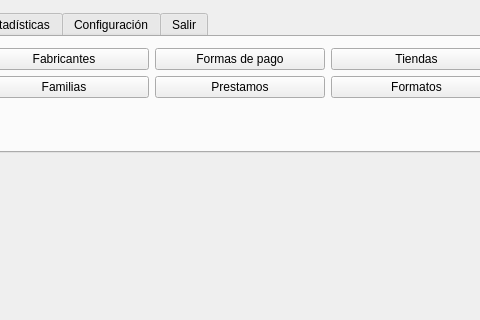
Above: tienda.ui from Ladis72/tienda before the change; both pictures show x 398 to 878 and y 0 to 320 of the 1100 by 754 pixel window. Below: the same form after it.
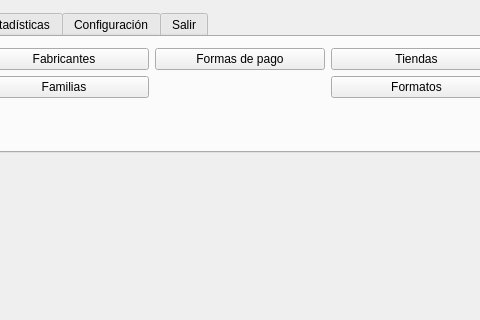
That is the form after the change. The open tabs and pages were chosen to show the change. Icons and pictures are not drawn.

The edit to the form file:
```diff
--- a/tienda.ui
+++ b/tienda.ui
@@ -177,13 +177,7 @@
           </property>
          </widget>
         </item>
-        <item row="1" column="3">
-         <widget class="QPushButton" name="pushButtonPrestamistas">
-          <property name="text">
-           <string>Prestamos</string>
-          </property>
-         </widget>
-        </item>
+
         <item row="0" column="1">
          <widget class="QPushButton" name="pushButtonProveedores">
           <property name="text">
```
Left out of the diff: 16 changed lines with no effect on the pictures.
